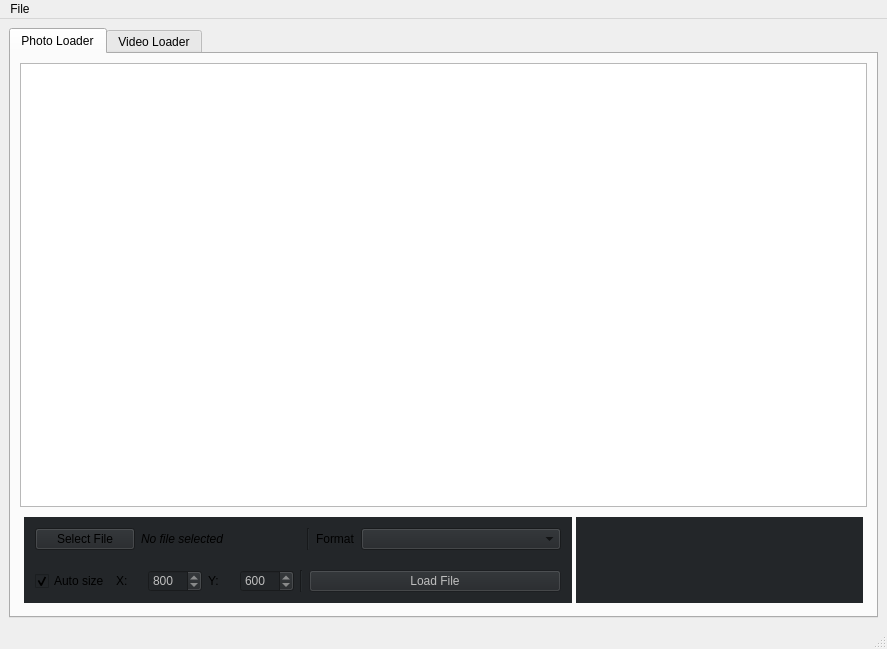
Before: the Qt Designer form qtobjectdetector.ui in feugen/QtObjectDetector, drawn with Qt 5.
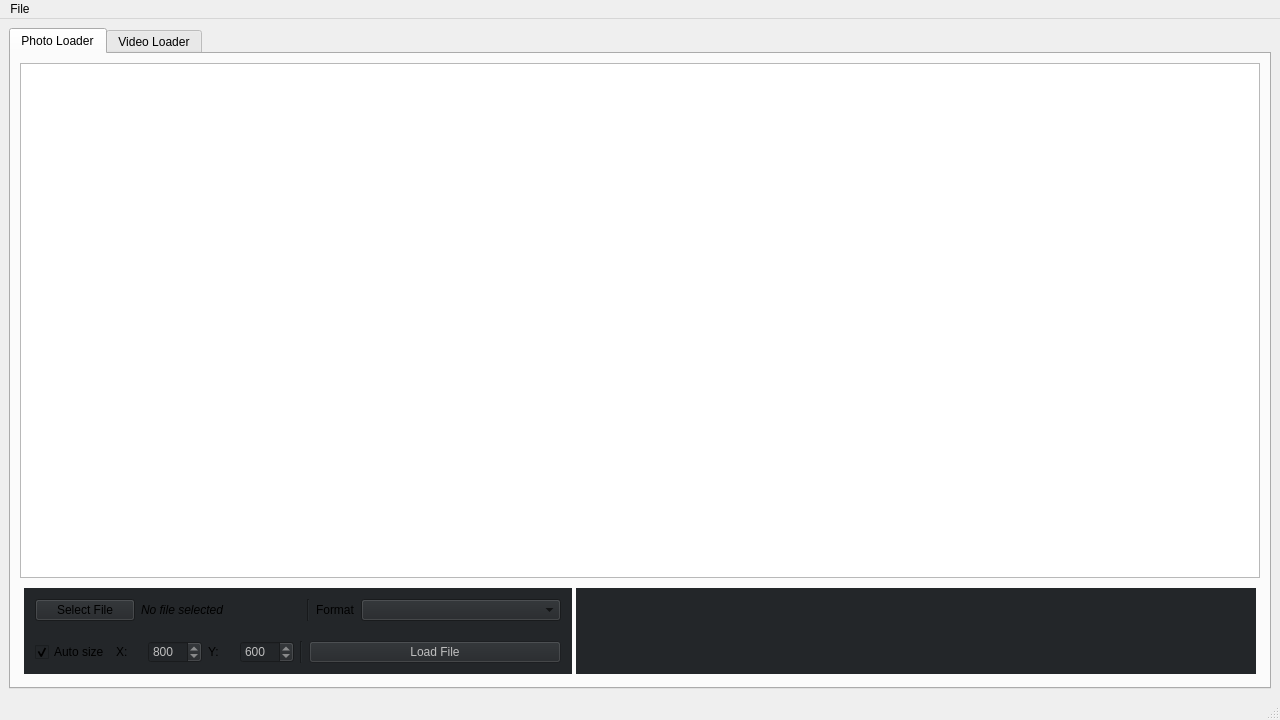
After: the same form once the commit is applied. The open tabs and pages were chosen to show the change.

Patch:
```diff
--- a/qtobjectdetector.ui
+++ b/qtobjectdetector.ui
@@ -6,8 +6,8 @@
    <rect>
     <x>0</x>
     <y>0</y>
-    <width>887</width>
-    <height>649</height>
+    <width>1280</width>
+    <height>720</height>
    </rect>
   </property>
   <property name="windowTitle">
@@ -601,7 +601,7 @@
     <rect>
      <x>0</x>
      <y>0</y>
-     <width>887</width>
+     <width>1280</width>
      <height>30</height>
     </rect>
    </property>
```
Left out of the diff: 2 changed lines with no effect on the pictures.
